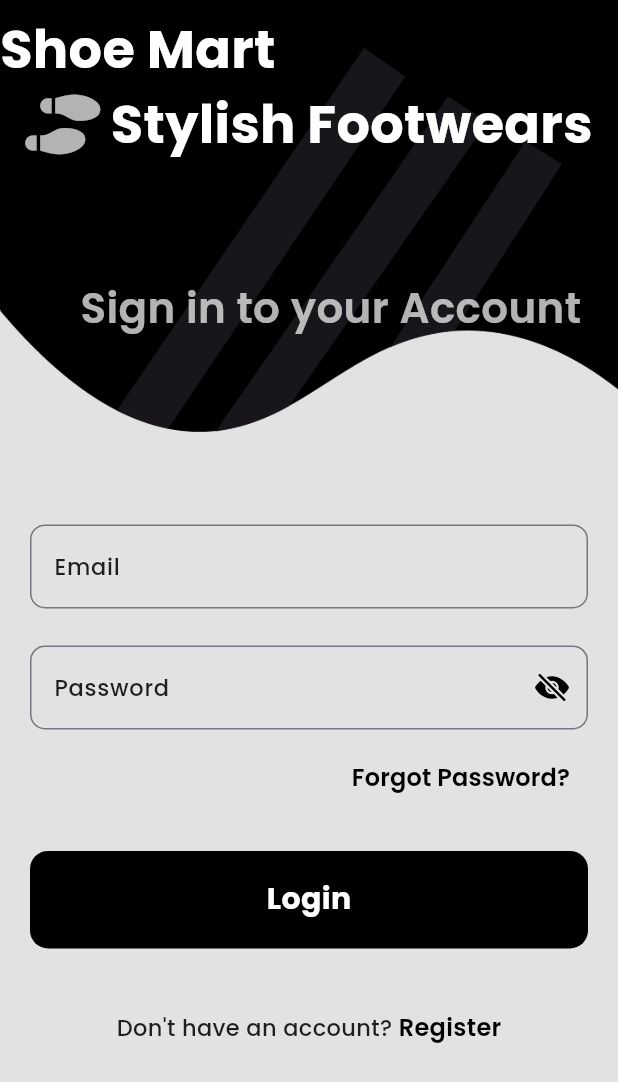
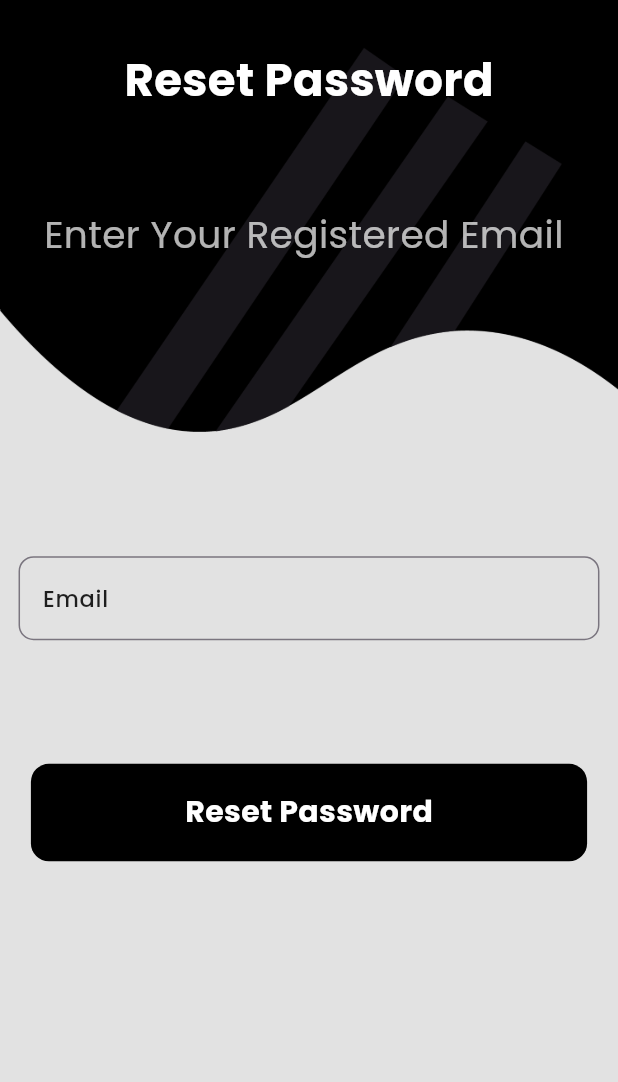
Before and after one commit to Aflah3100/shoe_mart, a Flutter app: the screen it shows after launch, after a tap on "Forgot Password?", on a phone screen of 412 x 824 dp. Shown: the top 1082 px of the screen. Run offline on Flutter 3.47's test engine with Material 3 defaults, Android fonts, the phone set to English and light mode, and no system bars; our stand-ins replace firebase_auth, firebase_core, fluttertoast, font_awesome_flutter, google_fonts, hive_flutter and 2 more; accounts and stored records are empty; network calls fail.

Commit message:
Developed forgot password screen , implented it's functions

```diff
--- a/lib/firebase/firebase_auth/firebase_auth_functions.dart
+++ b/lib/firebase/firebase_auth/firebase_auth_functions.dart
@@ -38,10 +38,20 @@ class FirebaseAuthFunctions {
       if (currentUser != null) {
         final UserModel loggedUser = UserModel(
             userName: currentUser.displayName ?? 'User', userEmail: email);
-            return loggedUser;
+        return loggedUser;
       }
     } on FirebaseException catch (e) {
       return e.code;
     }
   }
+
+  Future<dynamic> resetPasswordUsingEmail({required String email}) async {
+    try {
+      await FirebaseAuth.instance.sendPasswordResetEmail(email: email);
+
+      return true;
+    } on FirebaseException catch (e) {
+      return e.code;
+    }
+  }
 }
--- a/lib/providers/user_provider.dart
+++ b/lib/providers/user_provider.dart
@@ -4,7 +4,7 @@ import 'package:shoe_mart/utils/utils.dart';
 class UserProvider with ChangeNotifier {
   Logintype _logintype = Logintype.sigin;
   bool _showPassword = false;
-  String _errorString = '';
+  String _displayString = '';
 
   void setLoginType(Logintype type) {
     _logintype = type;
@@ -13,8 +13,8 @@ class UserProvider with ChangeNotifier {
 
   Logintype getLoginType() => _logintype;
 
-  void setErrorString({required String error}) {
-    _errorString = error;
+  void setDisplayString({required String str}) {
+    _displayString = str;
     notifyListeners();
   }
 
@@ -25,5 +25,5 @@ class UserProvider with ChangeNotifier {
 
   bool getShowPassword() => _showPassword;
 
-  String getErrorString() => _errorString;
+  String getDisplayString() => _displayString;
 }
--- /dev/null
+++ b/lib/screens/forgot_password_screen/forgot_password_screen.dart
@@ -0,0 +1,168 @@
+import 'package:flutter/material.dart';
+import 'package:provider/provider.dart';
+import 'package:shoe_mart/firebase/firebase_auth/firebase_auth_functions.dart';
+import 'package:shoe_mart/providers/user_provider.dart';
+import 'package:shoe_mart/screens/login_screen/functions/login_functions.dart';
+import 'package:shoe_mart/utils/themes/text_styles.dart';
+import 'package:shoe_mart/utils/utils.dart';
+
+class ScreenForgotPassword extends StatelessWidget {
+  ScreenForgotPassword({super.key});
+
+  //controllers
+  final emailController = TextEditingController();
+
+  get loginType => null;
+
+  @override
+  Widget build(BuildContext context) {
+    final width = MediaQuery.sizeOf(context).width * 1;
+    final height = MediaQuery.sizeOf(context).height * 1;
+    final userNotifer = context.read<UserProvider>();
+    return Scaffold(
+      backgroundColor: bgColor,
+      body: SizedBox(
+        width: width,
+        height: height,
+        child: Stack(
+          children: [
+            //Black-background-container
+            Container(
+              width: width,
+              height: height * 0.25,
+              color: Colors.black,
+            ),
+            //Top-Image-Container
+            Container(
+              width: width,
+              height: height * 0.35,
+              decoration: BoxDecoration(
+                  image: DecorationImage(
+                      image: AssetImage(topImage), fit: BoxFit.fill)),
+            ),
+
+            //Top-text-container
+            SizedBox(
+              height: height * 0.25,
+              width: width,
+              child: SafeArea(
+                child: Column(
+                  mainAxisAlignment: MainAxisAlignment.spaceAround,
+                  children: [
+                    Text(
+                      'Reset Password',
+                      style: appTextStyle(
+                          fontSize: 30.0,
+                          fontColor: Colors.white,
+                          fontWeight: FontWeight.bold),
+                    ),
+                    Text(
+                      'Enter Your Registered Email ',
+                      style: appTextStyle(
+                          fontSize: 25.0,
+                          fontColor: Colors.white70,
+                          fontWeight: FontWeight.w400),
+                    )
+                  ],
+                ),
+              ),
+            ),
+            //Display-text
+            Positioned(
+                top: height * 0.35,
+                child: SizedBox(
+                  width: width,
+                  height: height * 0.10,
+                  child: Center(
+                      child: Selector<UserProvider, String>(
+                    selector: (ctx, userProvider) =>
+                        userProvider.getDisplayString(),
+                    builder: (context, displayString, child) {
+                      return Text(
+                        displayString,
+                        style: appTextStyle(
+                            fontSize: 25.0,
+                            fontColor: Colors.red,
+                            fontWeight: FontWeight.w500),
+                      );
+                    },
+                  )),
+                )),
+            //Text-field-container
+            Positioned(
+              top: height * 0.45,
+              child: Container(
+                width: width,
+                height: height,
+                padding: EdgeInsets.symmetric(horizontal: width * 0.03),
+                // color: Colors.red,
+                child: Column(
+                  children: [
+                    //Email-Text-Field
+                    TextFormField(
+                      controller: emailController,
+                      keyboardType: TextInputType.emailAddress,
+                      decoration: InputDecoration(
+                        border: OutlineInputBorder(
+                            borderRadius: BorderRadius.circular(10.0)),
+                        hintText: 'Email',
+                        hintStyle: appTextStyle(
+                            fontSize: 15.0,
+                            fontColor: Colors.black87,
+                            fontWeight: FontWeight.w500),
+                      ),
+                    ),
+                    SizedBox(
+                      height: height * 0.10,
+                    ),
+                    GestureDetector(
+                      onTap: () async {
+                        final emailCheck = LoginFunctions.instance
+                            .validateEmail(emailController.text);
+                        if (emailCheck is bool) {
+                          userNotifer.setDisplayString(str: '');
+                          // success
+                          final authResult = await FirebaseAuthFunctions
+                              .instance
+                              .resetPasswordUsingEmail(
+                                  email: emailController.text);
+                          if (authResult is bool) {
+                            userNotifer.setDisplayString(
+                                str: 'Reset Link sent');
+                          } else if (authResult is String) {
+                            userNotifer.setDisplayString(str: authResult);
+                          }
+                        } else if (emailCheck is String) {
+                          userNotifer.setDisplayString(str: emailCheck);
+                        }
+                      },
+                      child: Container(
+                        width: width * 0.90,
+                        height: 65,
+                        decoration: BoxDecoration(
+                            color: Colors.black,
+                            borderRadius: BorderRadius.circular(12.0)),
+                        child: Center(
+                          child: Text(
+                            'Reset Password',
+                            style: appTextStyle(
+                                fontSize: 20.0,
+                                fontColor: Colors.white,
+                                fontWeight: FontWeight.bold),
+                          ),
+                        ),
+                      ),
+                    ),
+                    SizedBox(
+                      height: height * 0.05,
+                    ),
+                  ],
+                ),
+              ),
+            )
+          ],
+        ),
+      ),
+    );
+  }
+}
--- a/lib/screens/login_screen/signin_signup_screen.dart
+++ b/lib/screens/login_screen/signin_signup_screen.dart
@@ -118,7 +118,7 @@ class ScreenSignInSignUp extends StatelessWidget {
                     );
                   },
                   selector: (ctx, userNotifier) =>
-                      userNotifier.getErrorString(),
+                      userNotifier.getDisplayString(),
                 )),
               ),
             ),
--- a/lib/screens/login_screen/widgets/login_form.dart
+++ b/lib/screens/login_screen/widgets/login_form.dart
@@ -4,6 +4,7 @@ import 'package:ionicons/ionicons.dart';
 import 'package:shoe_mart/firebase/firebase_auth/firebase_auth_functions.dart';
 import 'package:shoe_mart/models/user_model.dart';
 import 'package:shoe_mart/providers/user_provider.dart';
+import 'package:shoe_mart/screens/forgot_password_screen/forgot_password_screen.dart';
 import 'package:shoe_mart/screens/login_screen/functions/login_functions.dart';
 import 'package:shoe_mart/screens/main_screen/main_screen.dart';
 import 'package:shoe_mart/services/shared_prefs/shared_prefs.dart';
@@ -31,8 +32,7 @@ class LoginForm extends StatelessWidget {
   final TextEditingController confimPasswordController;
   final UserProvider userNotifier;
 
-  //functions
-
+  //Functions
   void _signInUser(BuildContext context) async {
     final emailCheck =
         LoginFunctions.instance.validateEmail(emailController.text);
@@ -40,7 +40,7 @@ class LoginForm extends StatelessWidget {
         LoginFunctions.instance.validatePassword(passwordController.text);
 
     if (emailCheck is bool && passwordCheck is bool) {
-      userNotifier.setErrorString(error: '');
+      userNotifier.setDisplayString(str: '');
       //Success
       final authResult = await FirebaseAuthFunctions.instance
           .signInUserUsingEmail(
@@ -56,12 +56,12 @@ class LoginForm extends StatelessWidget {
               context, MaterialPageRoute(builder: (ctx) => const ScreenMain()));
         }
       } else if (authResult is String) {
-        userNotifier.setErrorString(error: authResult);
+        userNotifier.setDisplayString(str: authResult);
       }
     } else if (emailCheck is String) {
-      userNotifier.setErrorString(error: emailCheck);
+      userNotifier.setDisplayString(str: emailCheck);
     } else if (passwordCheck is String) {
-      userNotifier.setErrorString(error: passwordCheck);
+      userNotifier.setDisplayString(str: passwordCheck);
     }
   }
 
@@ -80,7 +80,7 @@ class LoginForm extends StatelessWidget {
         confPasswordCheck is bool) {
       //Success
 
-      userNotifier.setErrorString(error: '');
+      userNotifier.setDisplayString(str: '');
 
       final authResult = await FirebaseAuthFunctions.instance
           .registerUserUsingEmail(
@@ -99,13 +99,13 @@ class LoginForm extends StatelessWidget {
         }
       }
     } else if (namecheck is String) {
-      userNotifier.setErrorString(error: namecheck);
+      userNotifier.setDisplayString(str: namecheck);
     } else if (emailCheck is String) {
-      userNotifier.setErrorString(error: emailCheck);
+      userNotifier.setDisplayString(str: emailCheck);
     } else if (passwordCheck is String) {
-      userNotifier.setErrorString(error: passwordCheck);
+      userNotifier.setDisplayString(str: passwordCheck);
     } else if (confPasswordCheck is String) {
-      userNotifier.setErrorString(error: confPasswordCheck);
+      userNotifier.setDisplayString(str: confPasswordCheck);
     }
   }
 
@@ -203,7 +203,13 @@ class LoginForm extends StatelessWidget {
               ? Align(
                   alignment: Alignment.centerRight,
                   child: TextButton(
-                      onPressed: () {},
+                      onPressed: () {
+                        userNotifier.setDisplayString(str: '');
+                        Navigator.push(
+                            context,
+                            MaterialPageRoute(
+                                builder: (ctx) => ScreenForgotPassword()));
+                      },
                       child: Text(
                         'Forgot Password?',
                         style: appTextStyle(
```
